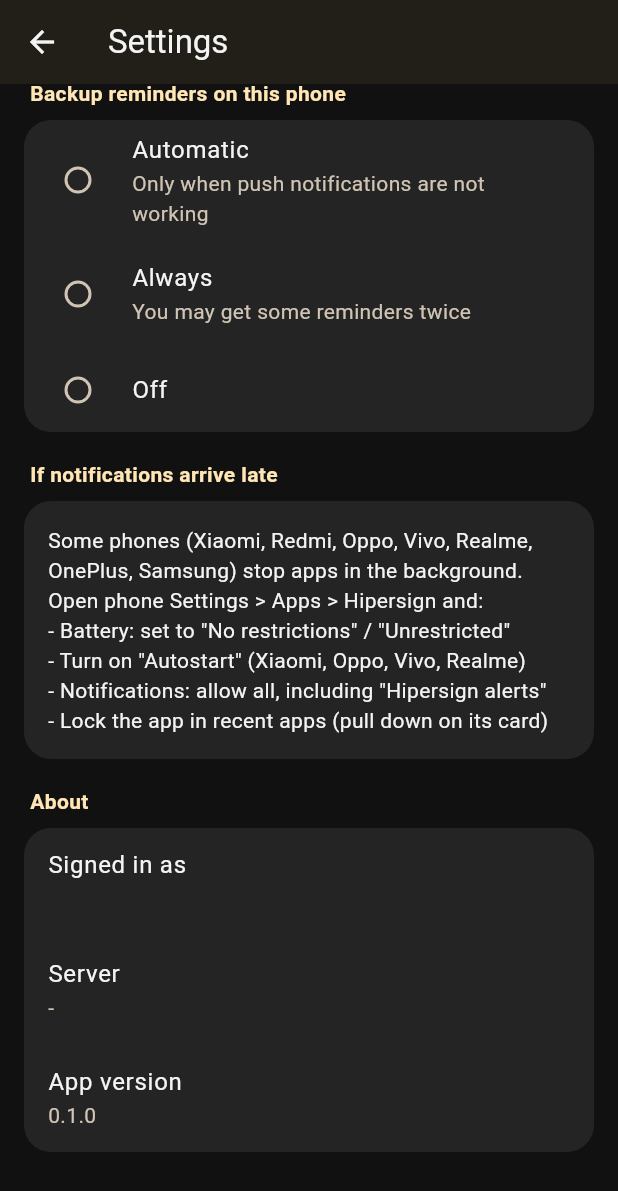
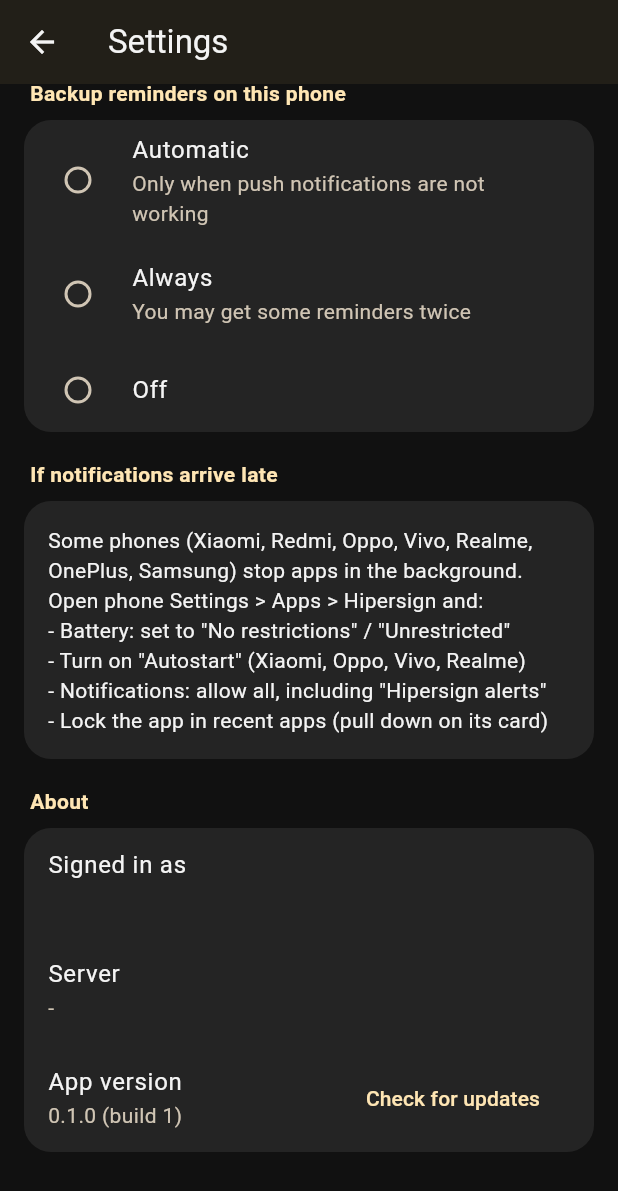
Before and after one commit to imrandoguy-dev/hipersign_mobile_app, a Flutter app: the SettingsScreen screen opened directly, scrolled down 228 dp, on a phone screen of 412 x 824 dp. Shown: the top 1191 px of the screen. Run offline on Flutter 3.47's test engine with Material 3 defaults, Android fonts, the phone set to English and light mode, and no system bars; our stand-ins replace firebase_core, firebase_messaging, flutter_local_notifications, flutter_secure_storage, open_filex, package_info_plus and 2 more; accounts and stored records are empty.

Commit message:
In-app updates: permanent release signing, build numbering, update prompt + installer
Co-Authored-By: Claude Opus 5.5 <noreply@anthropic.com>
Claude-Session: https://claude.ai/code/session_01FcPgS4KNVkv5KrQWAnb5Mh

```diff
--- a/lib/features/settings/settings_screen.dart
+++ b/lib/features/settings/settings_screen.dart
@@ -9,6 +9,7 @@ import '../../core/api/api_client.dart';
 import '../../core/auth/session.dart';
 import '../../core/notifications/notification_service.dart';
 import '../../core/notifications/reminder_planner.dart';
+import '../../core/updates/update_service.dart';
 
 class SettingsScreen extends StatefulWidget {
   const SettingsScreen({super.key});
@@ -193,7 +194,7 @@ class _SettingsScreenState extends State<SettingsScreen> {
         _Card(children: [
           ListTile(title: const Text('Signed in as'), subtitle: Text(session.profile?.user ?? '-')),
           ListTile(title: const Text('Server'), subtitle: Text(session.server ?? '-')),
-          const ListTile(title: Text('App version'), subtitle: Text(appVersion)),
+          const _VersionTile(),
         ]),
         const SizedBox(height: 40),
       ]),
@@ -222,3 +223,55 @@ class _Card extends StatelessWidget {
         child: Column(children: children),
       );
 }
+
+class _VersionTile extends StatefulWidget {
+  const _VersionTile();
+
+  @override
+  State<_VersionTile> createState() => _VersionTileState();
+}
+
+class _VersionTileState extends State<_VersionTile> {
+  String _version = appVersion;
+  bool _checking = false;
+
+  @override
+  void initState() {
+    super.initState();
+    UpdateService.instance.packageInfo().then((p) {
+      if (mounted) setState(() => _version = '${p.version} (build ${p.buildNumber})');
+    }).catchError((_) {});
+  }
+
+  Future<void> _check() async {
+    final api = context.read<SessionController>().api;
+    if (api == null) return;
+    setState(() => _checking = true);
+    try {
+      final info = await UpdateService.instance.check(api);
+      if (!mounted) return;
+      if (info.available) {
+        await UpdateService.instance.showUpdatePrompt(context, api, info);
+      } else {
+        showSnack(info.reason ?? 'You have the latest version.');
+      }
+    } on ApiException catch (e) {
+      showSnack(e.message, error: true);
+    } finally {
+      if (mounted) setState(() => _checking = false);
+    }
+  }
+
+  @override
+  Widget build(BuildContext context) {
+    return ListTile(
+      title: const Text('App version'),
+      subtitle: Text(_version),
+      trailing: Platform.isAndroid
+          ? (_checking
+              ? const SizedBox(width: 20, height: 20, child: CircularProgressIndicator(strokeWidth: 2))
+              : TextButton(onPressed: _check, child: const Text('Check for updates')))
+          : null,
+    );
+  }
+}
--- a/pubspec.yaml
+++ b/pubspec.yaml
@@ -20,6 +20,8 @@ dependencies:
   flutter_local_notifications: ^22.3.1
   firebase_core: ^4.15.0
   firebase_messaging: ^16.7.0
+  open_filex: ^4.7.0
+  package_info_plus: ^10.2.2
 
 dev_dependencies:
   flutter_test:
```
Also changed, not shown: lib/core/updates/update_service.dart (added, +175 -0 lines), lib/features/shell/home_shell.dart (+8 -0 lines), tool/patch_platforms.dart (+27 -1 lines), 2 other files.
